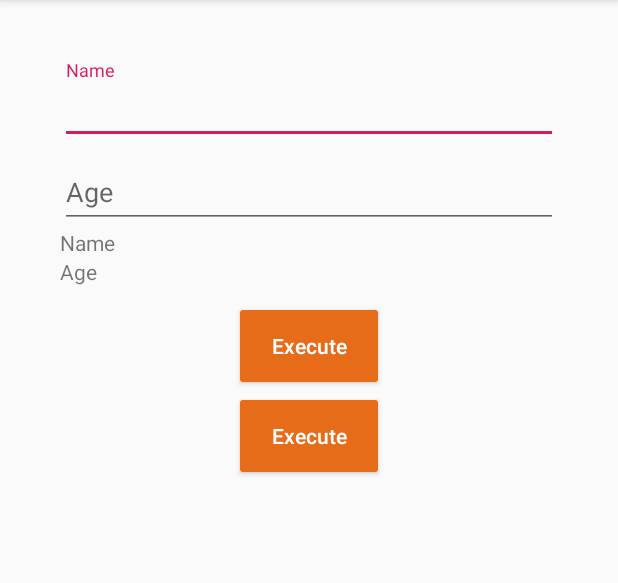
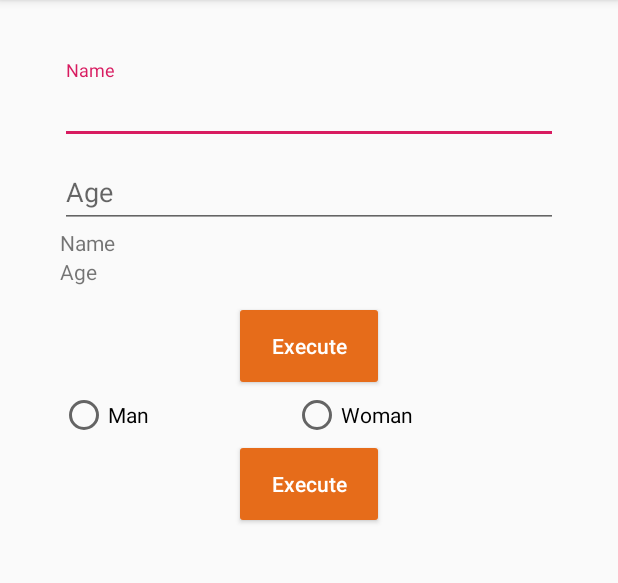
Before and after one commit to adatapoint/KotlinAndroidApp, an Android app: the screen it shows after launch (MainActivity), on a phone screen of 412 x 824 dp, the part 84-667 px from its top. Run offline under Robolectric (Android 15) with nearby library versions, the phone set to English and light mode, and no system bars.

Commit message:
Added radio group, radio button and modified the logic with the uppercase request focus

```diff
--- a/app/src/main/java/com/vince/kotlinandroidapp/MainActivity.kt
+++ b/app/src/main/java/com/vince/kotlinandroidapp/MainActivity.kt
@@ -8,13 +8,9 @@ import android.text.Editable
 import android.text.InputType
 import android.text.TextWatcher
 import android.view.View
-import android.widget.Button
-import android.widget.EditText
-import android.widget.TextView
-import android.widget.Toast
+import android.widget.*
 
-class MainActivity : AppCompatActivity(), TextWatcher, View.OnClickListener {
-
+class MainActivity : AppCompatActivity(), TextWatcher, View.OnClickListener, CompoundButton.OnCheckedChangeListener {
 
     private var editName: EditText? = null // ? cuando no lo pueda inicializar con otra cosa.
     private var editAge: EditText? = null
@@ -25,6 +21,8 @@ class MainActivity : AppCompatActivity(), TextWatcher, View.OnClickListener {
     private var ORANGE: String = "Orange"
     private var buttonColor: String = ORANGE
     private var button: Button? = null
+    private var radioButtonMan: RadioButton? = null
+    private var radioButtonWoman: RadioButton? = null
 
     override fun onCreate(savedInstanceState: Bundle?) {
         super.onCreate(savedInstanceState)
@@ -36,12 +34,18 @@ class MainActivity : AppCompatActivity(), TextWatcher, View.OnClickListener {
         textAge = findViewById<TextView>(R.id.textView_age)
         buttonExecute = findViewById<Button>(R.id.btn_execute)
         button = findViewById<Button>(R.id.btn)
+        radioButtonMan = findViewById<RadioButton>(R.id.radioButton_M)
+        radioButtonWoman = findViewById<RadioButton>(R.id.radioButton_W)
+
 
         button!!.setOnClickListener (this)
         editName!!.addTextChangedListener(this) // !! asegura que no tenemos ningún null
         editAge!!.addTextChangedListener(this)
         buttonExecute?.setOnClickListener { changeButtonColor() }
         editName!!.inputType = InputType.TYPE_CLASS_TEXT or InputType.TYPE_TEXT_FLAG_CAP_CHARACTERS
+
+        radioButtonMan!!.setOnCheckedChangeListener(this)
+        radioButtonWoman!!.setOnCheckedChangeListener(this)
 
     }
 
@@ -57,7 +61,7 @@ class MainActivity : AppCompatActivity(), TextWatcher, View.OnClickListener {
 
     override fun onTextChanged(s: CharSequence?, start: Int, before: Int, count: Int) {
         textName?.text = editName?.text
-        if (editName?.equals("") ?: ("" === null)) {
+        if (editName!!.text.equals("")) {
             editName!!.inputType = InputType.TYPE_CLASS_TEXT or InputType.TYPE_TEXT_FLAG_CAP_CHARACTERS
         } else {
             editName!!.inputType = InputType.TYPE_CLASS_TEXT or InputType.TYPE_TEXT_VARIATION_NORMAL
@@ -90,4 +94,8 @@ class MainActivity : AppCompatActivity(), TextWatcher, View.OnClickListener {
         }
     }
 
+    override fun onCheckedChanged(buttonView: CompoundButton?, isChecked: Boolean) {
+        Toast.makeText(this, "Ha saleccionado una opción", Toast.LENGTH_SHORT).show()
+    }
+
 }
--- a/app/src/main/res/layout/activity_main.xml
+++ b/app/src/main/res/layout/activity_main.xml
@@ -84,6 +84,18 @@
                 android:layout_height="60dp"
                 android:id="@+id/btn_execute"
                 android:textColor="@android:color/white"/>
+        <RadioGroup
+                android:layout_width="match_parent"
+                android:layout_height="wrap_content" android:orientation="horizontal">
+            <RadioButton
+                    android:text="@string/man"
+                    android:layout_width="wrap_content"
+                    android:layout_height="wrap_content" android:id="@+id/radioButton_M" android:layout_weight="1"/>
+            <RadioButton
+                    android:text="@string/woman"
+                    android:layout_width="wrap_content"
+                    android:layout_height="wrap_content" android:id="@+id/radioButton_W" android:layout_weight="1"/>
+        </RadioGroup>
         <Button
                 android:text="@string/btn_execute"
                 android:textAllCaps="false"
--- a/app/src/main/res/values/strings.xml
+++ b/app/src/main/res/values/strings.xml
@@ -3,4 +3,6 @@
     <string name="name">Name</string>
     <string name="age">Age</string>
     <string name="btn_execute">Execute</string>
+    <string name="man">Man</string>
+    <string name="woman">Woman</string>
 </resources>
```
